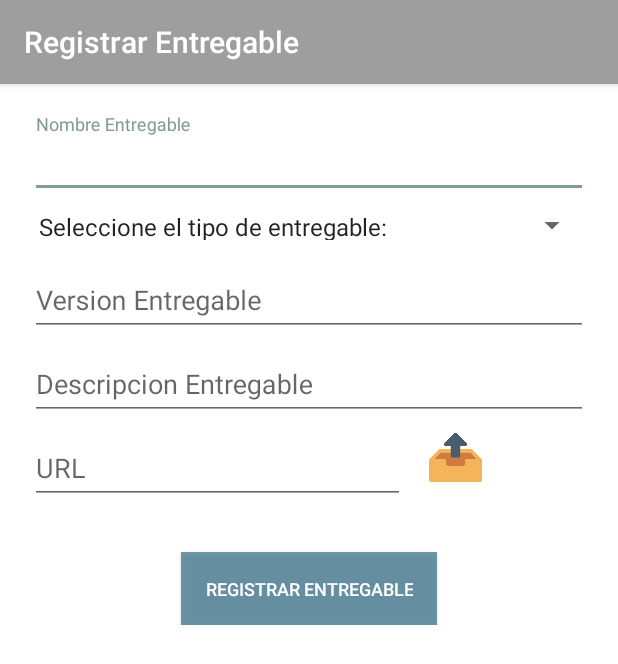
After one commit to ArquitecturaSW/AppSGPL, an Android app: the RegistrarEntregable screen opened directly, with no data from a screen before it, on a phone screen of 412 x 824 dp. The commit adds this screen. Shown: the top 664 px of the screen. Run offline under Robolectric (Android 15) with nearby library versions, the phone set to English and light mode, and no system bars; libraries missing offline, so code that uses them is left out: com.mobsandgeeks.saripaar, com.nbsp.materialfilepicker; 2 statements that could not run were skipped.

Commit message:
Subida de archivos correcta

```diff
--- a/app/build.gradle
+++ b/app/build.gradle
@@ -16,6 +16,11 @@ android {
             minifyEnabled false
             proguardFiles getDefaultProguardFile('proguard-android.txt'), 'proguard-rules.pro'
         }
+    }
+}
+repositories{
+    maven{
+        url "http://dl.bintray.com/lukaville/maven"
     }
 }
 
@@ -40,5 +45,6 @@ dependencies {
     compile 'com.squareup.okhttp3:logging-interceptor:3.3.1'
     compile 'net.gotev:uploadservice:3.2.4'
     compile 'com.github.PhilJay:MPAndroidChart:v3.0.2'
+    compile 'com.nbsp:library:1.09'
     testCompile 'junit:junit:4.12'
 }
--- /dev/null
+++ b/app/src/main/java/arquitectura/proyecto/android/appsgpl/Activities/RegistrarEntregable.java
@@ -0,0 +1,260 @@
+package arquitectura.proyecto.android.appsgpl.Activities;
+
+import android.Manifest;
+import android.app.ProgressDialog;
+import android.content.Intent;
+import android.content.pm.PackageManager;
+import android.os.Build;
+import android.support.annotation.NonNull;
+import android.support.design.widget.TextInputEditText;
+import android.support.design.widget.TextInputLayout;
+import android.support.v4.app.ActivityCompat;
+import android.support.v7.app.AppCompatActivity;
+import android.os.Bundle;
+import android.util.Log;
+import android.view.View;
+import android.webkit.MimeTypeMap;
+import android.widget.ArrayAdapter;
+import android.widget.Button;
+import android.widget.EditText;
+import android.widget.ImageView;
+import android.widget.Spinner;
+import android.widget.Toast;
+
+import com.mobsandgeeks.saripaar.ValidationError;
+import com.mobsandgeeks.saripaar.Validator;
+import com.mobsandgeeks.saripaar.annotation.NotEmpty;
+import com.nbsp.materialfilepicker.MaterialFilePicker;
+import com.nbsp.materialfilepicker.ui.FilePickerActivity;
+
+import java.io.File;
+import java.io.IOException;
+import java.util.ArrayList;
+import java.util.List;
+
+import arquitectura.proyecto.android.appsgpl.R;
+import arquitectura.proyecto.android.appsgpl.Views.MainActivity;
+import okhttp3.MediaType;
+import okhttp3.MultipartBody;
+import okhttp3.OkHttpClient;
+import okhttp3.Request;
+import okhttp3.RequestBody;
+import okhttp3.Response;
+
+import static android.R.attr.button;
+import static android.R.id.list;
+
+public class RegistrarEntregable extends AppCompatActivity implements  Validator.ValidationListener{
+    @NotEmpty(message = "No deje vacío este campo.")
+    TextInputEditText nombre;
+    @NotEmpty(message = "No deje vacío este campo.")
+    TextInputEditText version;
+    @NotEmpty(message = "No deje vacío este campo.")
+    TextInputEditText url;
+    @NotEmpty(message = "No deje vacío este campo.")
+    TextInputEditText descripcion;
+    Button registar;
+    Spinner sp;
+    ImageView image;
+    String content_type;
+    File f;
+    String file_path;
+    private Validator validator;
+    @Override
+    protected void onCreate(Bundle savedInstanceState) {
+        super.onCreate(savedInstanceState);
+        setContentView(R.layout.activity_registrar_entregable);
+
+        validator = new Validator(this);
+        validator.setValidationListener(this);
+        nombre = (TextInputEditText) findViewById(R.id.nombre_entregable);
+        version = (TextInputEditText) findViewById(R.id.version_entregable);
+        descripcion = (TextInputEditText) findViewById(R.id.descrip_entregable);
+        url = (TextInputEditText) findViewById(R.id.url_entregable);
+        image = (ImageView) findViewById(R.id.upload);
+        registar= (Button) findViewById(R.id.registrarentregable);
+        sp= (Spinner) findViewById(R.id.spinnerentregable);
+
+
+                /* Llenado del spinner*/
+        List<String> list = new ArrayList<String>();
+        list.add("Seleccione el tipo de entregable:");
+        list.add("E.I.R.L");
+        list.add("S.A");
+        list.add("S.A.A");
+        list.add("S.A.C");
+        list.add("S.R.L");
+
+        ArrayAdapter<String> dataAdapter = new ArrayAdapter<String>(this,
+                android.R.layout.simple_spinner_item, list);
+        dataAdapter.setDropDownViewResource(android.R.layout.simple_spinner_dropdown_item);
+        sp.setAdapter(dataAdapter);
+
+        if(Build.VERSION.SDK_INT >= Build.VERSION_CODES.M){
+            if(ActivityCompat.checkSelfPermission(this, Manifest.permission.READ_EXTERNAL_STORAGE) != PackageManager.PERMISSION_GRANTED){
+                requestPermissions(new String[]{Manifest.permission.READ_EXTERNAL_STORAGE},100);
+                return;
+            }
+        }
+        image_button();
+        registar.setOnClickListener(new View.OnClickListener() {
+            @Override
+            public void onClick(View view) {
+                validator.validate();
+
+
+            }
+        });
+    }
+
+    private void image_button() {
+        image.setOnClickListener(new View.OnClickListener() {
+            @Override
+            public void onClick(View v) {
+                new MaterialFilePicker()
+                        .withActivity(RegistrarEntregable.this)
+                        .withRequestCode(10)
+                        .start();
+            }
+        });
+    }
+
+    @Override
+    public void onRequestPermissionsResult(int requestCode, @NonNull String[] permissions, @NonNull int[] grantResults) {
+        if(requestCode == 100 && (grantResults[0] == PackageManager.PERMISSION_GRANTED)){
+            image_button();
+        }else {
+            if (Build.VERSION.SDK_INT >= Build.VERSION_CODES.M) {
+                requestPermissions(new String[]{Manifest.permission.READ_EXTERNAL_STORAGE},100);
+            }
+        }
+    }
+
+    ProgressDialog progress;
+
+    @Override
+    protected void onActivityResult(int requestCode, int resultCode, final Intent data) {
+        if(requestCode == 10 && resultCode == RESULT_OK){
+
+
+                    f = new File(data.getStringExtra(FilePickerActivity.RESULT_FILE_PATH));
+                     content_type = getMimeType(f.getPath());
+                     file_path = f.getAbsolutePath();
+            setEditText(file_path.substring(file_path.lastIndexOf("/")+1));
+        }
+    }
+
+    boolean registrarSoloEntregrable() {
+        final boolean[] i = {false};
+        progress = new ProgressDialog(RegistrarEntregable.this);
+        progress.setTitle("Subiendo");
+        progress.setMessage("Espere ...");
+        progress.show();
+
+        Thread t = new Thread(new Runnable() {
+            @Override
+            public void run() {
+
+                OkHttpClient client = new OkHttpClient();
+                RequestBody file_body = RequestBody.create(MediaType.parse(content_type), f);
+
+                RequestBody request_body = new MultipartBody.Builder()
+                        .setType(MultipartBody.FORM)
+                        .addFormDataPart("type", content_type)
+                        .addFormDataPart("uploaded_file", file_path.substring(file_path.lastIndexOf("/") + 1), file_body)
+                        .build();
+
+                Request request = new Request.Builder()
+                        .url("http://sw14200042.esy.es/sesiones/subidaAndroid.php")
+                        .post(request_body)
+                        .build();
+
+                try {
+                    Response response = client.newCall(request).execute();
+
+                    if (!response.isSuccessful()) {
+                        progress.dismiss();
+                        i[0] =false;
+                    } else {
+                        progress.dismiss();
+                        i[0] =true;
+                    }
+
+
+                } catch (IOException e) {
+                    e.printStackTrace();
+                    i[0] =false;
+                }
+
+
+            }
+        });
+
+        t.start();
+        return i[0];
+    }
+
+    private void setEditText(String substring) {
+        url.setText("sesiones/archivos/"+substring);
+        url.setEnabled(false);
+    }
+
+    private String getMimeType(String path) {
+
+        String extension = MimeTypeMap.getFileExtensionFromUrl(path);
+
+        return MimeTypeMap.getSingleton().getMimeTypeFromExtension(extension);
+    }
+
+    @Override
+    public void onValidationSucceeded() {
+        String cad = url.getText().toString();
+        int result= cad.indexOf("sesiones/archivos/");
+        String tipo = sp.getSelectedItem().toString();
+        int id = 0;
+        boolean t= false;
+        if(tipo=="Seleccione el tipo de entregable:"){t=false;
+        }else{
+            if(tipo=="E.I.R.L"){id=1;t=true;}else{if(tipo=="S.A"){id=2;t=true;}else {
+                if(tipo=="S.A.A"){id=3;t=true;}else {if(tipo=="S.A.C"){id=4;t=true;}else{id=5;t=true;}}
+            }}}
+
+        if(t==false) {
+            if (cad.equals("") || result == -1) {
+                Toast.makeText(this, "Seleccione un documento y tipo de entregable", Toast.LENGTH_SHORT).show();
+            } else {
+                Toast.makeText(this, "Seleccione un tipo de entregable", Toast.LENGTH_SHORT).show();
+            }
+        }else{
+            if (cad.equals("") || result == -1) {
+                Toast.makeText(this, "Seleccione un documento.", Toast.LENGTH_SHORT).show();
+            }else{
+                registrarEntregable();
+            }
+        }
+    }
+
+    private void registrarEntregable() {
+        boolean result =registrarSoloEntregrable();
+        if(result==true){
+            Toast.makeText(this, "Se subio con exito el documento.", Toast.LENGTH_SHORT).show();
+        }else{
+            Toast.makeText(this, "Error al subir el documento.", Toast.LENGTH_SHORT).show();
+        }
+    }
+
+    @Override
+    public void onValidationFailed(List<ValidationError> errors) {
+        for (ValidationError error : errors) {
+            View view = error.getView();
+            String message = error.getCollatedErrorMessage(this);
+
+            // Display error messages ;)
+            if (view instanceof TextInputEditText ) {
+                ((TextInputEditText) view).setError(message);
+            } else {
+                Toast.makeText(this, message, Toast.LENGTH_LONG).show();
+            }
+        }
+    }
+}
--- a/app/src/main/java/arquitectura/proyecto/android/appsgpl/Adapters/RecyclerAdapterProyectos.java
+++ b/app/src/main/java/arquitectura/proyecto/android/appsgpl/Adapters/RecyclerAdapterProyectos.java
@@ -92,7 +92,6 @@ public class RecyclerAdapterProyectos extends RecyclerView.Adapter<RecyclerAdapt
                 context.startActivity(intent);
             }
         });
-        setAnimation(holder.cardView,position);
     }
 
     @Override
--- a/app/src/main/res/drawable/boton_redondo.xml
+++ b/app/src/main/res/drawable/boton_redondo.xml
@@ -1,9 +1,9 @@
 <?xml version="1.0" encoding="utf-8"?>
 <shape xmlns:android="http://schemas.android.com/apk/res/android" android:shape="rectangle">
-    <solid android:color="#943c914f"/>
+    <solid android:color="#94ffffff"/>
 
     <stroke android:width="3dp"
-        android:color="#943c914f"/>
+        android:color="#94000000"/>
 
     <padding android:left="1dp"
         android:top="1dp"
--- a/app/src/main/res/layout/activity_login.xml
+++ b/app/src/main/res/layout/activity_login.xml
@@ -81,7 +81,7 @@
         android:layout_gravity="center_horizontal"
         android:layout_height="wrap_content"
         android:textColor="@android:color/white"
-        android:id="@+id/crearcuenta"
+        android:id="@+id/crearcuentaLogin"
         android:textSize="12dp"
         android:text="@string/crearCuenta"
         android:paddingLeft="24dp"
@@ -89,5 +89,6 @@
         android:background="@color/colorB"/>
 
 
+
 </LinearLayout>
 </ScrollView>
--- /dev/null
+++ b/app/src/main/res/layout/activity_registrar_entregable.xml
@@ -0,0 +1,119 @@
+<ScrollView
+    xmlns:android="http://schemas.android.com/apk/res/android"
+    xmlns:tools="http://schemas.android.com/tools"
+    xmlns:app="http://schemas.android.com/apk/res-auto"
+    android:layout_width="match_parent"
+    android:layout_height="match_parent"
+    android:background="@android:color/white">
+    <LinearLayout xmlns:android="http://schemas.android.com/apk/res/android"
+        android:layout_width="match_parent"
+        android:layout_height="match_parent"
+        android:orientation="vertical"
+        android:paddingTop="20dp"
+        android:focusableInTouchMode="true">
+
+
+        <android.support.design.widget.TextInputLayout
+            android:layout_width="match_parent"
+            android:layout_marginLeft="20dp"
+            android:layout_marginRight="20dp"
+            android:layout_height="wrap_content">
+
+            <android.support.design.widget.TextInputEditText
+                android:id="@+id/nombre_entregable"
+                android:layout_width="match_parent"
+                android:layout_height="wrap_content"
+                android:hint="Nombre Entregable"
+                android:inputType="text"
+                android:maxLines="1"
+                android:singleLine="true" />
+
+        </android.support.design.widget.TextInputLayout>
+
+        <Spinner
+            android:layout_width="match_parent"
+            android:layout_height="20dp"
+            android:id="@+id/spinnerentregable"
+            android:layout_marginRight="20dp"
+            android:layout_marginLeft="18dp"
+            android:layout_marginTop="8dp"
+            android:layout_marginBottom="8dp"
+            >
+        </Spinner>
+
+        <android.support.design.widget.TextInputLayout
+            android:layout_width="match_parent"
+            android:layout_marginLeft="20dp"
+            android:layout_marginRight="20dp"
+            android:layout_height="wrap_content">
+
+            <android.support.design.widget.TextInputEditText
+                android:id="@+id/version_entregable"
+                android:layout_width="match_parent"
+                android:layout_height="wrap_content"
+                android:hint="Version Entregable"
+                android:inputType="text"
+                android:maxLines="1"
+                android:singleLine="true" />
+
+        </android.support.design.widget.TextInputLayout>
+
+        <android.support.design.widget.TextInputLayout
+            android:layout_width="match_parent"
+            android:layout_marginLeft="20dp"
+            android:layout_marginRight="20dp"
+            android:layout_height="wrap_content">
+
+            <android.support.design.widget.TextInputEditText
+                android:id="@+id/descrip_entregable"
+                android:layout_width="match_parent"
+                android:layout_height="wrap_content"
+                android:hint="Descripcion Entregable"
+                android:inputType="text"
+                android:maxLines="3"
+                android:singleLine="true" />
+
+        </android.support.design.widget.TextInputLayout>
+
+        <LinearLayout
+            android:layout_width="match_parent"
+            android:orientation="horizontal"
+
+            android:layout_marginLeft="20dp"
+            android:layout_marginRight="20dp"
+            android:layout_height="wrap_content">
+
+            <android.support.design.widget.TextInputLayout
+                android:layout_width="wrap_content"
+                android:layout_height="wrap_content">
+                <android.support.design.widget.TextInputEditText
+                    android:id="@+id/url_entregable"
+                    android:layout_width="250dp"
+                    android:layout_height="wrap_content"
+                    android:hint="URL"
+
+                    />
+            </android.support.design.widget.TextInputLayout>
+
+            <ImageView
+                android:layout_width="35dp"
+                android:layout_height="50dp"
+                android:layout_marginLeft="16dp"
+                android:src="@drawable/upload"
+                android:id="@+id/upload"
+                />
+        </LinearLayout>
+        <Button
+            android:layout_width="wrap_content"
+            android:layout_gravity="center_horizontal"
+            android:layout_height="wrap_content"
+            android:textColor="@android:color/white"
+            android:id="@+id/registrarentregable"
+            android:textSize="12dp"
+            android:text="Registrar Entregable"
+            android:layout_marginTop="32dp"
+            android:padding="16dp"
+            android:background="@color/colorB"/>
+
+    </LinearLayout>
+</ScrollView>
--- a/app/src/main/res/layout/fragment_one.xml
+++ b/app/src/main/res/layout/fragment_one.xml
@@ -13,7 +13,7 @@
         app:layout_behavior="@string/appbar_scrolling_view_behavior"/>
 
     <android.support.design.widget.FloatingActionButton
-        android:id="@+id/fab"
+        android:id="@+id/fabEntregable"
         android:layout_width="wrap_content"
         android:layout_height="wrap_content"
         android:layout_alignParentBottom="true"
--- a/app/src/main/res/layout/registrar_documento.xml
+++ /dev/null
@@ -1,6 +0,0 @@
-<?xml version="1.0" encoding="utf-8"?>
-<LinearLayout xmlns:android="http://schemas.android.com/apk/res/android"
-    android:orientation="vertical" android:layout_width="match_parent"
-    android:layout_height="match_parent">
-
-</LinearLayout>
--- a/app/src/main/res/values/strings.xml
+++ b/app/src/main/res/values/strings.xml
@@ -7,6 +7,7 @@
     <string name="action_settings">Cerrar Sesión</string>
     <string name="action_show">Información</string>
     <string name="crearCuenta">Crear una cuenta</string>
+    <string name="selected">Seleccione</string>
     <string name="iniciar">Iniciar Sesión</string>
     <string name="registarcuenta">Registrar Cuenta</string>
     <string name="registarJefe">Registrar Jefe</string>
```
Also changed, not shown: app/src/main/AndroidManifest.xml (+8 -1 lines), app/src/main/java/arquitectura/proyecto/android/appsgpl/Activities/CrearCuenta.java (+101 -12 lines), app/src/main/java/arquitectura/proyecto/android/appsgpl/Activities/Login.java (+4 -5 lines), app/src/main/java/arquitectura/proyecto/android/appsgpl/POJOS/Usuario.java (+46 -0 lines), app/src/main/java/arquitectura/proyecto/android/appsgpl/Views/OneFragment.java (+20 -0 lines), app/src/main/res/layout/activity_crear_cuenta.xml (+44 -42 lines), app/src/main/res/drawable/upload.png (added).
